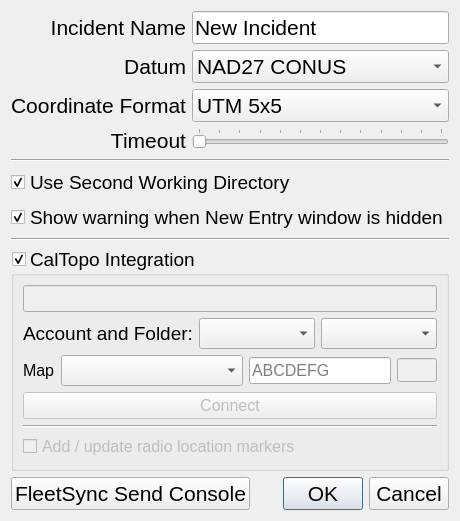
Above: designer/options.ui from ncssar/radiolog before the change. Below: the same form after it.
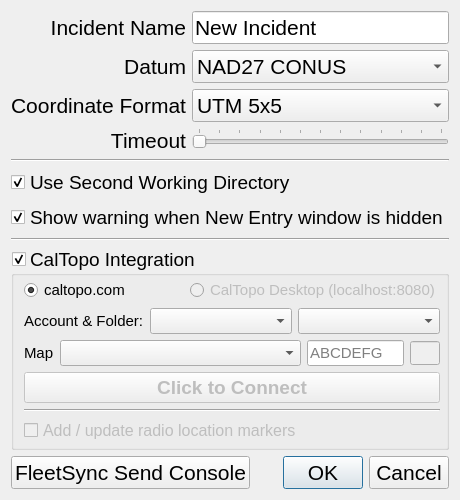
That is the form after the change.

Commit message: map pciker WIP - more cleanup before the test; added config option 'caltopoMapMarkers'

```diff
--- a/designer/options.ui
+++ b/designer/options.ui
@@ -7,7 +7,7 @@
     <x>0</x>
     <y>0</y>
     <width>455</width>
-    <height>515</height>
+    <height>505</height>
    </rect>
   </property>
   <property name="font">
@@ -279,48 +279,122 @@
       <bool>true</bool>
      </property>
      <layout class="QVBoxLayout" name="verticalLayout_3">
+      <property name="leftMargin">
+       <number>10</number>
+      </property>
+      <property name="topMargin">
+       <number>2</number>
+      </property>
+      <property name="rightMargin">
+       <number>6</number>
+      </property>
+      <property name="bottomMargin">
+       <number>4</number>
+      </property>
       <item>
-       <layout class="QVBoxLayout" name="verticalLayout_4" stretch="0,0,0,0,0,0">
+       <layout class="QHBoxLayout" name="horizontalLayout_4">
         <item>
-         <widget class="QLineEdit" name="caltopoStatusField">
+         <widget class="QRadioButton" name="radioButton">
+          <property name="font">
+           <font>
+            <pointsize>11</pointsize>
+           </font>
+          </property>
+          <property name="text">
+           <string>caltopo.com</string>
+          </property>
+          <property name="checked">
+           <bool>true</bool>
+          </property>
+          <attribute name="buttonGroup">
+           <string notr="true">buttonGroup</string>
+          </attribute>
+         </widget>
+        </item>
+        <item>
+         <widget class="QRadioButton" name="radioButton_2">
           <property name="enabled">
            <bool>false</bool>
           </property>
           <property name="font">
            <font>
-            <pointsize>12</pointsize>
+            <pointsize>11</pointsize>
            </font>
           </property>
+          <property name="text">
+           <string>CalTopo Desktop (localhost:8080)</string>
+          </property>
+          <attribute name="buttonGroup">
+           <string notr="true">buttonGroup</string>
+          </attribute>
          </widget>
         </item>
+       </layout>
+      </item>
+      <item>
+       <layout class="QVBoxLayout" name="verticalLayout_4" stretch="0,0,0,0,0">
         <item>
          <layout class="QHBoxLayout" name="horizontalLayout_3">
           <item>
-           <widget class="QLabel" name="label_2">
+           <widget class="QLabel" name="caltopoAccountAndFolderLabel">
+            <property name="sizePolicy">
+             <sizepolicy hsizetype="Preferred" vsizetype="Preferred">
+              <horstretch>0</horstretch>
+              <verstretch>0</verstretch>
+             </sizepolicy>
+            </property>
+            <property name="font">
+             <font>
+              <pointsize>11</pointsize>
+             </font>
+            </property>
             <property name="text">
-             <string>Account and Folder:</string>
+             <string>Account &amp; Folder:</string>
             </property>
            </widget>
           </item>
           <item>
-           <widget class="QComboBox" name="caltopoTeamAccountComboBox">
+           <widget class="QComboBox" name="caltopoAccountComboBox">
+            <property name="sizePolicy">
+             <sizepolicy hsizetype="Expanding" vsizetype="Preferred">
+              <horstretch>0</horstretch>
+              <verstretch>0</verstretch>
+             </sizepolicy>
+            </property>
+            <property name="font">
+             <font>
+              <pointsize>11</pointsize>
+             </font>
+            </property>
             <property name="currentText">
              <string/>
             </property>
            </widget>
           </item>
           <item>
-           <widget class="QComboBox" name="caltopoFolderComboBox"/>
+           <widget class="QComboBox" name="caltopoFolderComboBox">
+            <property name="sizePolicy">
+             <sizepolicy hsizetype="Expanding" vsizetype="Preferred">
+              <horstretch>0</horstretch>
+              <verstretch>0</verstretch>
+             </sizepolicy>
+            </property>
+            <property name="font">
+             <font>
+              <pointsize>11</pointsize>
+             </font>
+            </property>
+           </widget>
           </item>
          </layout>
         </item>
         <item>
-         <layout class="QHBoxLayout" name="horizontalLayout_2" stretch="0,0,0,0">
+         <layout class="QHBoxLayout" name="horizontalLayout_2" stretch="0,5,2,0">
           <item>
            <widget class="QLabel" name="caltopoMapLabel">
             <property name="font">
              <font>
-              <pointsize>12</pointsize>
+              <pointsize>11</pointsize>
              </font>
             </property>
             <property name="text">
@@ -331,24 +405,29 @@
           <item>
            <widget class="QComboBox" name="caltopoMapNameComboBox">
             <property name="sizePolicy">
-             <sizepolicy hsizetype="Expanding" vsizetype="Fixed">
+             <sizepolicy hsizetype="Expanding" vsizetype="Preferred">
               <horstretch>0</horstretch>
               <verstretch>0</verstretch>
              </sizepolicy>
             </property>
+            <property name="font">
+             <font>
+              <pointsize>11</pointsize>
+             </font>
+            </property>
            </widget>
           </item>
           <item>
            <widget class="QLineEdit" name="caltopoMapURLField">
             <property name="sizePolicy">
-             <sizepolicy hsizetype="Preferred" vsizetype="Fixed">
+             <sizepolicy hsizetype="Preferred" vsizetype="Preferred">
               <horstretch>0</horstretch>
               <verstretch>0</verstretch>
              </sizepolicy>
             </property>
             <property name="font">
              <font>
-              <pointsize>12</pointsize>
+              <pointsize>11</pointsize>
              </font>
             </property>
             <property name="placeholderText">
@@ -369,19 +448,19 @@
             </property>
             <property name="minimumSize">
              <size>
-              <width>40</width>
+              <width>30</width>
               <height>24</height>
              </size>
             </property>
             <property name="maximumSize">
              <size>
-              <width>40</width>
+              <width>30</width>
               <height>24</height>
              </size>
             </property>
             <property name="font">
              <font>
-              <pointsize>12</pointsize>
+              <pointsize>10</pointsize>
              </font>
             </property>
            </widget>
@@ -393,13 +472,21 @@
           <property name="enabled">
            <bool>false</bool>
           </property>
+          <property name="sizePolicy">
+           <sizepolicy hsizetype="Minimum" vsizetype="Preferred">
+            <horstretch>0</horstretch>
+            <verstretch>0</verstretch>
+           </sizepolicy>
+          </property>
           <property name="font">
            <font>
-            <pointsize>12</pointsize>
+            <pointsize>14</pointsize>
+            <weight>75</weight>
+            <bold>true</bold>
            </font>
           </property>
           <property name="text">
-           <string>Connect</string>
+           <string>Click to Connect</string>
           </property>
          </widget>
         </item>
```
Left out of the diff: 49 changed lines with no effect on the pictures. The commit also changes 3 other files.
